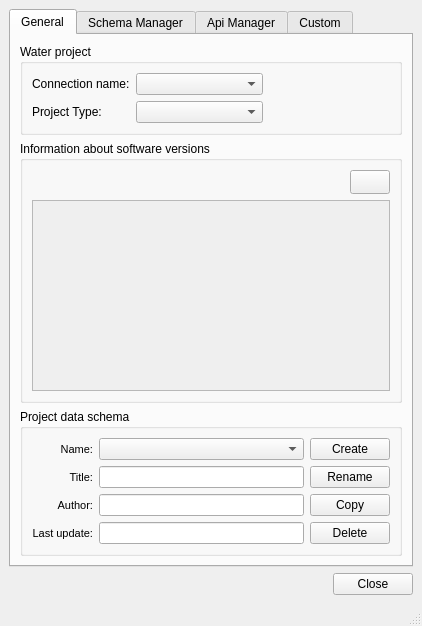
Before: the Qt Designer form ui/readsql.ui in Giswater/giswater_qgis_plugin, drawn with Qt 5.
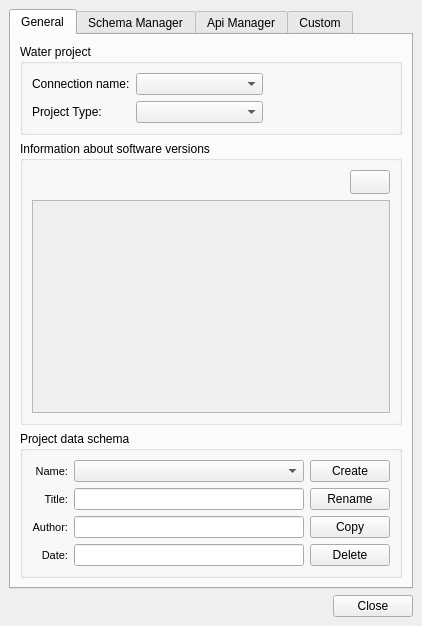
After: the same form once the commit is applied. Icons and pictures are not drawn.

Commit message: Enhancement: Add data into Information software version and rename window title

Diff of the .ui file:
```diff
--- a/ui/readsql.ui
+++ b/ui/readsql.ui
@@ -93,7 +93,7 @@
               <enum>QFrame::Raised</enum>
              </property>
              <property name="text">
-              <string>Last update:</string>
+              <string>Date:</string>
              </property>
              <property name="alignment">
               <set>Qt::AlignRight|Qt::AlignTrailing|Qt::AlignVCenter</set>
@@ -819,7 +819,6 @@
     </item>
    </layout>
   </widget>
-  <widget class="QStatusBar" name="statusbar"/>
   <action name="action_create_sample">
    <property name="text">
     <string>Create Sample</string>
```
Left out of the diff: 4 changed lines with no effect on the pictures. The commit also changes 3 other files.
